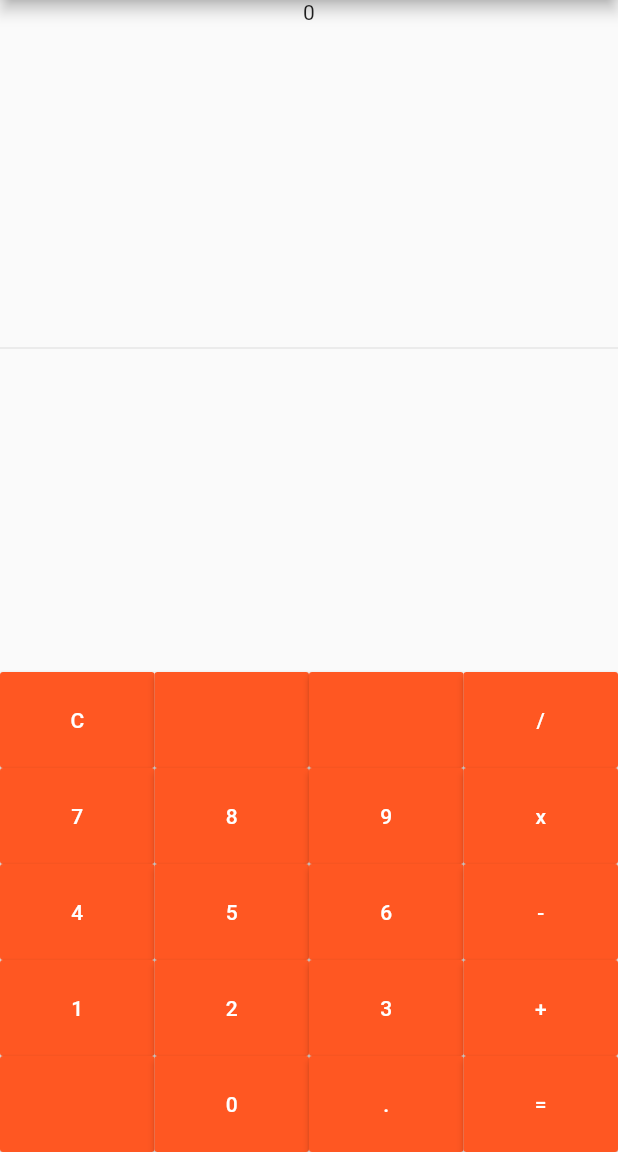
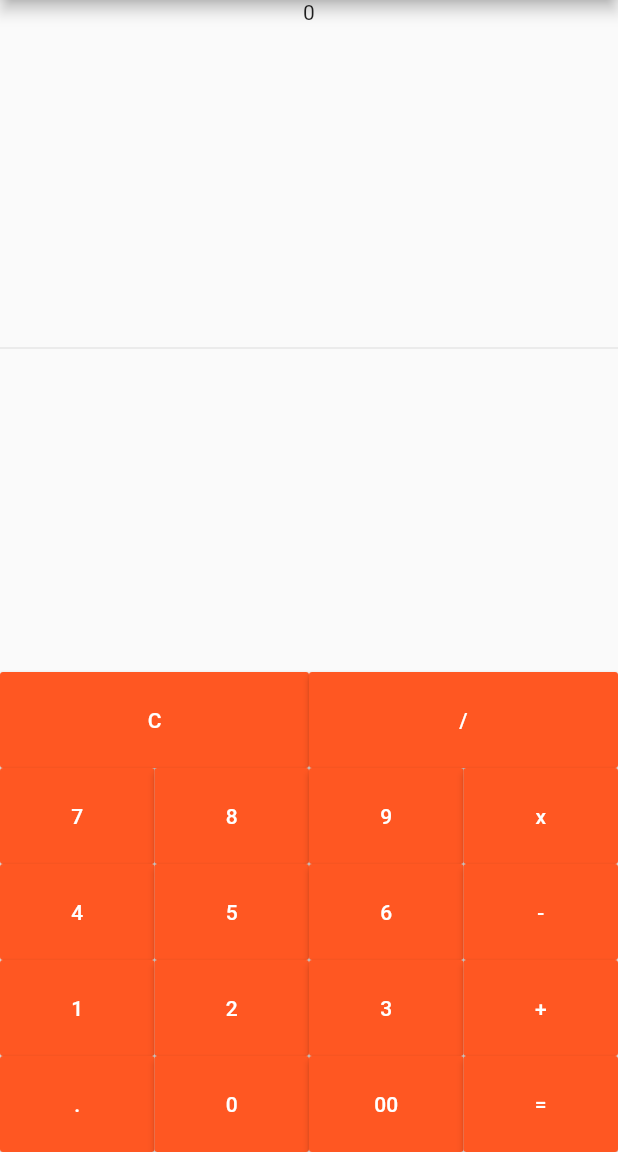
Before and after one commit to VBT-Intership/ErtugrulOzvardar-FlutterCalculator, a Flutter app: the screen it shows after launch, on a phone screen of 412 x 824 dp, the part 84-1236 px from its top. Run offline on Flutter 3.47's test engine with Material 2 defaults, Android fonts, the phone set to English and light mode, and no system bars.

Commit message:
Butonlar yeniden revize edildi.

```diff
--- a/simple_calculator/lib/main.dart
+++ b/simple_calculator/lib/main.dart
@@ -58,8 +58,6 @@ Widget createButton(String number){
                     Row(
                     children:  [
                     createButton("C"),
-                    createButton(" "),
-                    createButton(" "),
                     createButton("/"),
                 ]
             ),
@@ -89,9 +87,9 @@ Widget createButton(String number){
             ),
                     Row(
                     children:  [
-                    createButton(" "),
+                    createButton("."),
                     createButton("0"),
-                    createButton("."),
+                    createButton("00"),
                     createButton("="),
                 ]
             )
```
